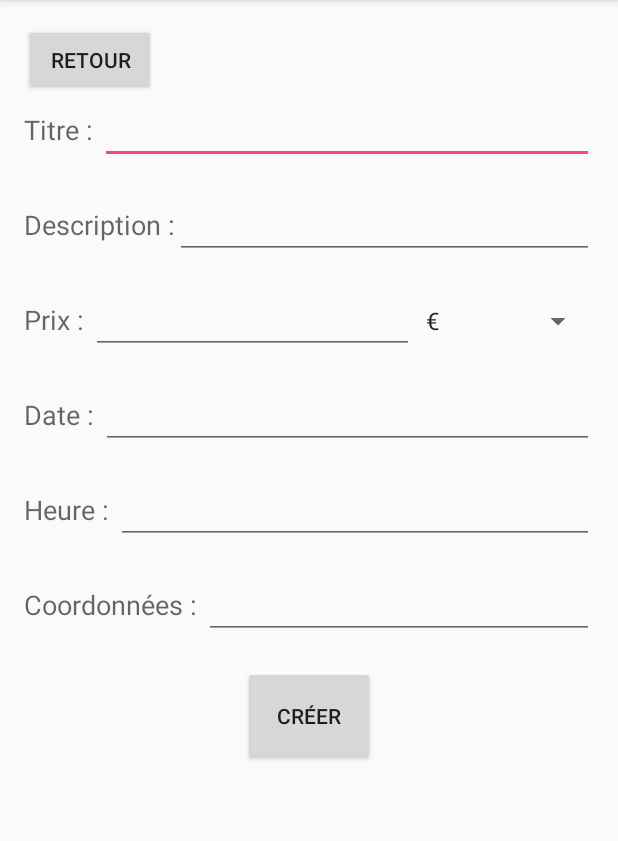
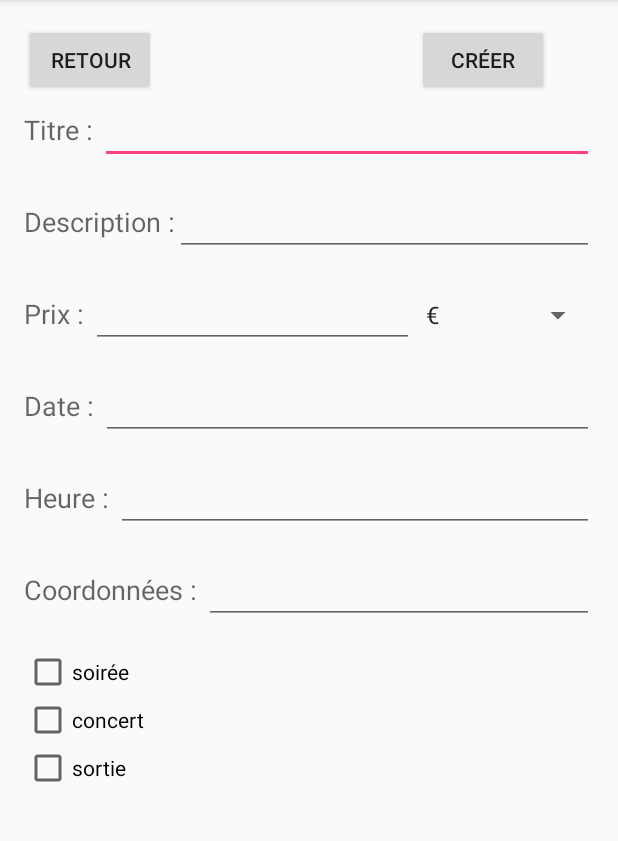
Before and after one commit to Nomeji/PartyHard, an Android app: the CreerSoiree screen opened directly, with no data from a screen before it, on a phone screen of 412 x 824 dp, the part 84-925 px from its top. Run offline under Robolectric (Android 15) with nearby library versions, the phone set to English and light mode, and no system bars.

Commit message:
Interface rechercheSoiree (Francis a un gros concombre)

```diff
--- a/app/src/main/res/layout/activity_creer_soiree.xml
+++ b/app/src/main/res/layout/activity_creer_soiree.xml
@@ -26,7 +26,8 @@
         android:layout_alignParentLeft="true"
         android:layout_alignParentStart="true"
         android:layout_below="@+id/button7"
-        android:weightSum="1">
+        android:weightSum="1"
+        android:id="@+id/linearLayout2">
 
         <LinearLayout
             android:orientation="horizontal"
@@ -173,14 +174,54 @@
 
         </LinearLayout>
 
-        <Button
+        <GridLayout
             android:layout_width="wrap_content"
             android:layout_height="wrap_content"
-            android:text="Créer"
-            android:id="@+id/button8"
-            android:layout_gravity="center_horizontal"
-            android:layout_weight="0.05"
-            android:onClick="onClickajouterSoiree"/>
+            android:layout_gravity="left"
+            android:layout_weight="0.05">
+
+            <CheckBox
+                android:layout_width="wrap_content"
+                android:layout_height="wrap_content"
+                android:text="soirée"
+                android:id="@+id/soiree"
+                android:layout_row="0"
+                android:layout_column="0"
+                android:checked="false" />
+
+            <CheckBox
+                android:layout_width="wrap_content"
+                android:layout_height="wrap_content"
+                android:text="concert"
+                android:id="@+id/concert"
+                android:layout_row="1"
+                android:layout_column="0"
+                android:checked="false" />
+
+            <CheckBox
+                android:layout_width="wrap_content"
+                android:layout_height="wrap_content"
+                android:text="sortie"
+                android:id="@+id/sortie"
+                android:layout_row="2"
+                android:layout_column="0"
+                android:checked="false" />
+        </GridLayout>
+
     </LinearLayout>
 
+    <Button
+        android:layout_width="wrap_content"
+        android:layout_height="wrap_content"
+        android:text="Créer"
+        android:id="@+id/button8"
+        android:layout_gravity="center_horizontal"
+        android:layout_weight="0.05"
+        android:onClick="onClickajouterSoiree"
+        android:layout_above="@+id/linearLayout2"
+        android:layout_alignRight="@+id/linearLayout2"
+        android:layout_alignEnd="@+id/linearLayout2"
+        android:layout_marginRight="30dp"
+        android:layout_marginEnd="30dp" />
+
 </RelativeLayout>
```
